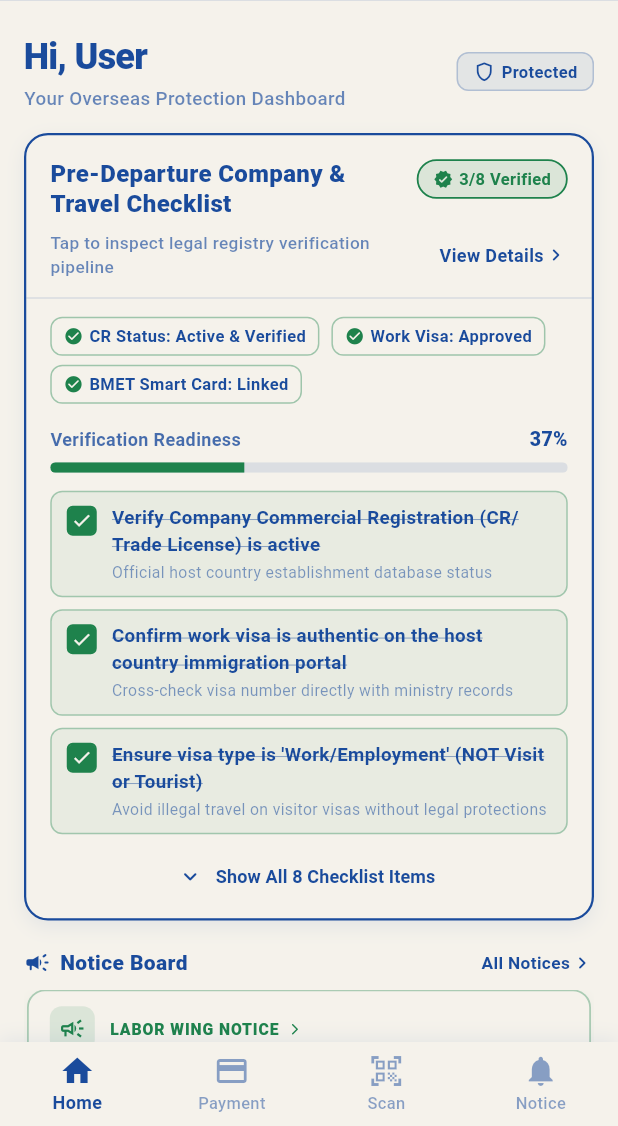
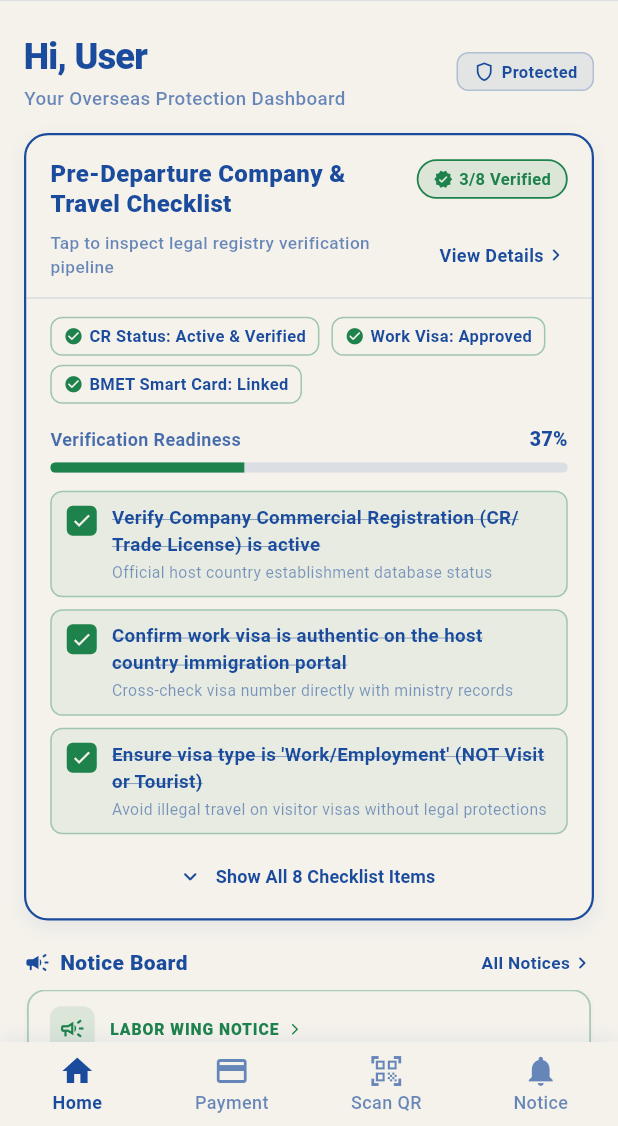
Before and after one commit to talhatanzim2005/Probashi_guard, a Flutter app: the screen it shows after launch, on a phone screen of 412 x 824 dp, the part 110-1236 px from its top. Run offline on Flutter 3.47's test engine with Material 3 defaults, Android fonts, the phone set to English and light mode, and no system bars.

Commit message:
Added scan QR instead of scan barcode in bottom navigation bar

```diff
--- a/lib/widget/bottom_navigation_bar.dart
+++ b/lib/widget/bottom_navigation_bar.dart
@@ -31,14 +31,15 @@ class CustomBottomNavigationBar extends StatelessWidget {
           type: BottomNavigationBarType.fixed,
           backgroundColor: AppColors.cloudDancer,
           selectedItemColor: AppColors.royalBlue,
-          unselectedItemColor: AppColors.royalBlue.withValues(alpha: 0.5),
+          unselectedItemColor: AppColors.royalBlue.withValues(alpha: 0.65),
           selectedLabelStyle: const TextStyle(
             fontWeight: FontWeight.w700,
             fontSize: 12,
           ),
+          // Same size as the selected label so the bar doesn't "jump" on tap.
           unselectedLabelStyle: const TextStyle(
             fontWeight: FontWeight.w500,
-            fontSize: 11,
+            fontSize: 12,
           ),
           elevation: 0,
           items: const [
@@ -55,7 +56,7 @@ class CustomBottomNavigationBar extends StatelessWidget {
             // 3. Scan
             BottomNavigationBarItem(
               icon: Icon(Icons.qr_code_scanner),
-              label: 'Scan',
+              label: 'Scan QR',
             ),
             // 4. Notice
             BottomNavigationBarItem(
```
